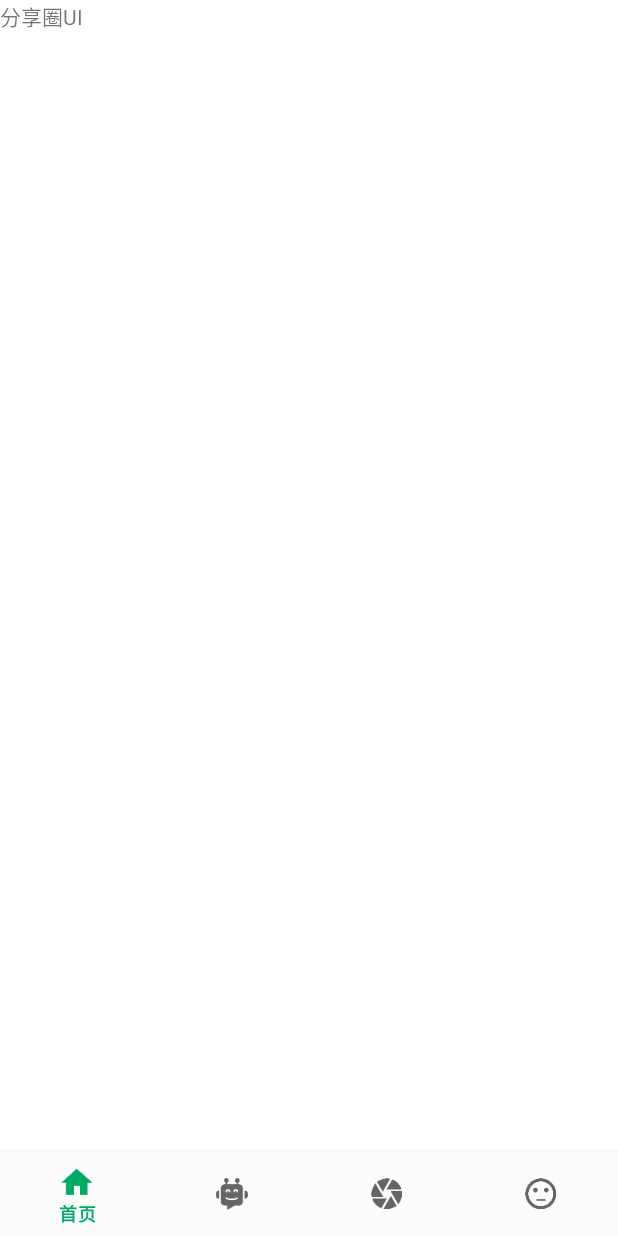
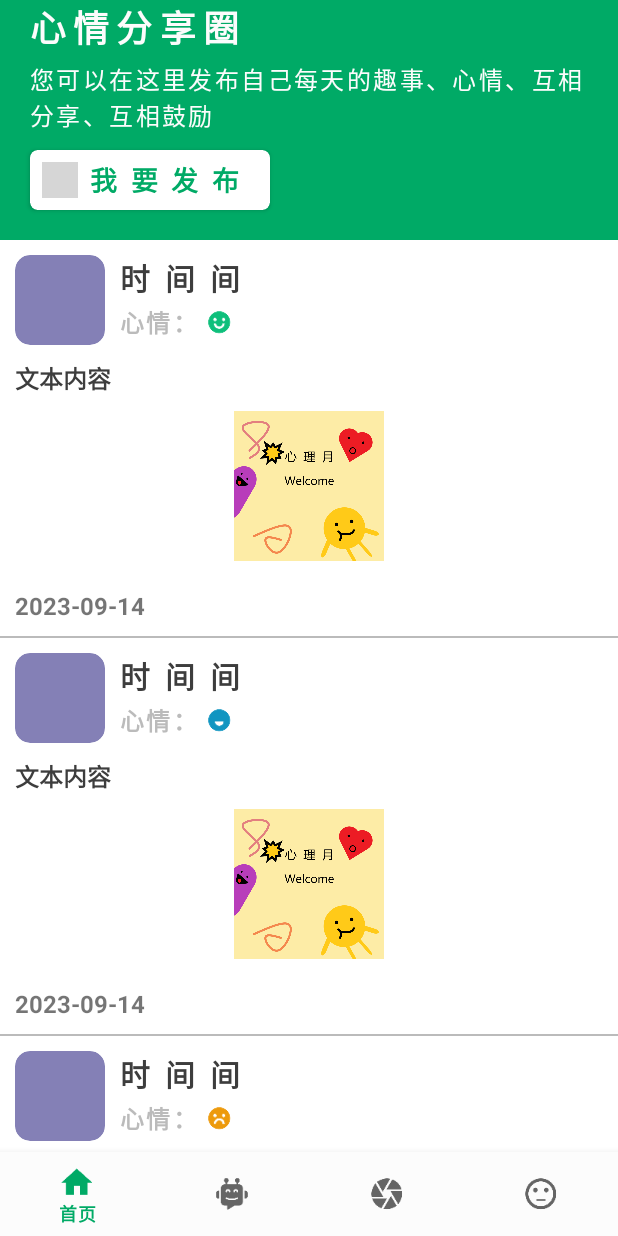
Before and after one commit to Tiriod/Mental, an Android app: the fragment ShareLoopFragment placed in its activity, on a phone screen of 412 x 824 dp. Run offline under Robolectric (Android 15) with nearby library versions, the light colour scheme and no system bars; grey boxes are pictures that could not be loaded.

Commit message:
Initial commit

```diff
--- a/app/build.gradle
+++ b/app/build.gradle
@@ -29,6 +29,7 @@ android {
 }
 
 dependencies {
+    implementation 'com.makeramen:roundedimageview:2.3.0'
     implementation 'androidx.appcompat:appcompat:1.4.1'
     implementation 'com.google.android.material:material:1.5.0'
     implementation 'androidx.constraintlayout:constraintlayout:2.1.3'
--- a/app/src/main/AndroidManifest.xml
+++ b/app/src/main/AndroidManifest.xml
@@ -16,6 +16,9 @@
         android:supportsRtl="true"
         android:theme="@style/Theme.Mental"
         tools:targetApi="31">
+        <activity
+            android:name=".ShareLoopEditActivity"
+            android:exported="false" />
         <activity
             android:name=".FunctionUI.MeditationAudioActivity"
             android:exported="false" />
--- /dev/null
+++ b/app/src/main/java/com/example/mental/Adapter/ShareLoopAdapter.java
@@ -0,0 +1,82 @@
+package com.example.mental.Adapter;
+
+import android.content.Context;
+import android.view.LayoutInflater;
+import android.view.View;
+import android.view.ViewGroup;
+import android.widget.ImageView;
+import android.widget.TextView;
+
+import androidx.annotation.NonNull;
+import androidx.cardview.widget.CardView;
+import androidx.recyclerview.widget.RecyclerView;
+
+import com.example.mental.Definition.ShareLoopItem;
+import com.example.mental.R;
+
+import java.util.List;
+
+public class ShareLoopAdapter extends RecyclerView.Adapter<ShareLoopAdapter.ShareLoopViewHolder> {
+
+    private Context context;
+    private List<ShareLoopItem> shareLoopItems;
+
+    public ShareLoopAdapter(Context context, List<ShareLoopItem> shareLoopItems) {
+        this.context = context;
+        this.shareLoopItems = shareLoopItems;
+    }
+
+    @NonNull
+    @Override
+    public ShareLoopViewHolder onCreateViewHolder(@NonNull ViewGroup parent, int viewType) {
+        View view = LayoutInflater.from(context).inflate(R.layout.item_shareloopcard, parent, false);
+        return new ShareLoopViewHolder(view);
+    }
+
+    @Override
+    public void onBindViewHolder(@NonNull ShareLoopViewHolder holder, int position) {
+        ShareLoopItem item = shareLoopItems.get(position);
+
+        // 设置用户头像
+        holder.userAvatarCardView.setCardBackgroundColor(item.getUserAvatarResId());
+
+        // 设置用户名
+        holder.usernameTextView.setText(item.getUsername());
+
+        // 设置用户心情图标
+        holder.userEmotionImageView.setImageResource(item.getUserEmotionResId());
+
+        // 设置富文本内容
+        holder.textContentTextView.setText(item.getText());
+
+        // 设置图片
+        holder.contentImageView.setImageResource(item.getImageResId());
+
+        // 设置发布时间
+        holder.releaseTimeTextView.setText(item.getReleaseTime());
+    }
+
+    @Override
+    public int getItemCount() {
+        return shareLoopItems.size();
+    }
+
+    public static class ShareLoopViewHolder extends RecyclerView.ViewHolder {
+        CardView userAvatarCardView;
+        TextView usernameTextView;
+        ImageView userEmotionImageView;
+        TextView textContentTextView;
+        ImageView contentImageView;
+        TextView releaseTimeTextView;
+
+        public ShareLoopViewHolder(@NonNull View itemView) {
+            super(itemView);
+            userAvatarCardView = itemView.findViewById(R.id.card_shareLoop_userAvatar);
+            usernameTextView = itemView.findViewById(R.id.card_shareLoop_username);
+            userEmotionImageView = itemView.findViewById(R.id.card_shareLoop_userEmotion);
+            textContentTextView = itemView.findViewById(R.id.card_shareLoop_text);
+            contentImageView = itemView.findViewById(R.id.card_shareLoop_image);
+            releaseTimeTextView = itemView.findViewById(R.id.card_shareLoop_releaseTime);
+        }
+    }
+}
--- /dev/null
+++ b/app/src/main/java/com/example/mental/Definition/ShareLoopItem.java
@@ -0,0 +1,44 @@
+package com.example.mental.Definition;
+
+public class ShareLoopItem {
+    private int userAvatarResId;
+    private String username;
+    private int userEmotionResId;
+    private String text;
+    private int imageResId;
+    private String releaseTime;
+
+    public ShareLoopItem(int userAvatarResId, String username, int userEmotionResId, String text, int imageResId, String releaseTime) {
+        this.userAvatarResId = userAvatarResId;
+        this.username = username;
+        this.userEmotionResId = userEmotionResId;
+        this.text = text;
+        this.imageResId = imageResId;
+        this.releaseTime = releaseTime;
+    }
+
+    // Getter methods for all the fields
+    public int getUserAvatarResId() {
+        return userAvatarResId;
+    }
+
+    public String getUsername() {
+        return username;
+    }
+
+    public int getUserEmotionResId() {
+        return userEmotionResId;
+    }
+
+    public String getText() {
+        return text;
+    }
+
+    public int getImageResId() {
+        return imageResId;
+    }
+
+    public String getReleaseTime() {
+        return releaseTime;
+    }
+}
--- /dev/null
+++ b/app/src/main/java/com/example/mental/FunctionUI/ShareLoopEditActivity.java
@@ -0,0 +1,28 @@
+package com.example.mental.FunctionUI;
+
+import android.os.Bundle;
+
+import androidx.appcompat.app.AppCompatActivity;
+import androidx.recyclerview.widget.LinearLayoutManager;
+import androidx.recyclerview.widget.RecyclerView;
+
+import com.example.mental.Adapter.HeaderAdapter;
+import com.example.mental.R;
+
+public class ShareLoopEditActivity extends AppCompatActivity {
+
+    @Override
+    protected void onCreate(Bundle savedInstanceState) {
+        super.onCreate(savedInstanceState);
+        setContentView(R.layout.activity_shareloopedit);
+        // 初始化头部标签
+        RecyclerView headerRecyclerView = findViewById(R.id.ShareLoopEditHeaderRecyclerView);
+        LinearLayoutManager layoutManager = new LinearLayoutManager(this, LinearLayoutManager.VERTICAL, false);
+        headerRecyclerView.setLayoutManager(layoutManager);
+        String headerText = "分享圈编辑";
+        HeaderAdapter headerAdapter = new HeaderAdapter(this, headerText);
+        headerRecyclerView.setAdapter(headerAdapter);
+        // 页面跳转功能实现
+
+    }
+}
--- a/app/src/main/java/com/example/mental/MainActivity.java
+++ b/app/src/main/java/com/example/mental/MainActivity.java
@@ -16,12 +16,10 @@ import com.example.mental.MainUI.ShareLoopFragment;
 import com.google.android.material.bottomnavigation.BottomNavigationView;
 
 public class MainActivity extends AppCompatActivity {
-
     @Override
     protected void onCreate(Bundle savedInstanceState) {
         super.onCreate(savedInstanceState);
         setContentView(R.layout.activity_main);
-
         BottomNavigationView bottomNavigationView = findViewById(R.id.bottomNavigationView);
         bottomNavigationView.setOnNavigationItemSelectedListener(new BottomNavigationView.OnNavigationItemSelectedListener() {
             @Override
--- a/app/src/main/java/com/example/mental/MainUI/ShareLoopFragment.java
+++ b/app/src/main/java/com/example/mental/MainUI/ShareLoopFragment.java
@@ -1,66 +1,51 @@
 package com.example.mental.MainUI;
 
 import android.os.Bundle;
-
-import androidx.fragment.app.Fragment;
-
 import android.view.LayoutInflater;
 import android.view.View;
 import android.view.ViewGroup;
 
+import androidx.fragment.app.Fragment;
+import androidx.recyclerview.widget.LinearLayoutManager;
+import androidx.recyclerview.widget.RecyclerView;
+
+import com.example.mental.Adapter.ShareLoopAdapter;
+import com.example.mental.Definition.ShareLoopItem;
 import com.example.mental.R;
 
-/**
- * A simple {@link Fragment} subclass.
- * Use the {@link ShareLoopFragment#newInstance} factory method to
- * create an instance of this fragment.
- */
+import java.util.ArrayList;
+import java.util.List;
+
 public class ShareLoopFragment extends Fragment {
+    private RecyclerView recyclerView;
+    private ShareLoopAdapter shareLoopAdapter;
+    private List<ShareLoopItem> shareLoopItems; // 你的数据列表
 
-    // TODO: Rename parameter arguments, choose names that match
-    // the fragment initialization parameters, e.g. ARG_ITEM_NUMBER
-    private static final String ARG_PARAM1 = "param1";
-    private static final String ARG_PARAM2 = "param2";
-
-    // TODO: Rename and change types of parameters
-    private String mParam1;
-    private String mParam2;
-
-    public ShareLoopFragment() {
-        // Required empty public constructor
-    }
-
-    /**
-     * Use this factory method to create a new instance of
-     * this fragment using the provided parameters.
-     *
-     * @param param1 Parameter 1.
-     * @param param2 Parameter 2.
-     * @return A new instance of fragment ShareLoopFragment.
-     */
-    // TODO: Rename and change types and number of parameters
-    public static ShareLoopFragment newInstance(String param1, String param2) {
-        ShareLoopFragment fragment = new ShareLoopFragment();
-        Bundle args = new Bundle();
-        args.putString(ARG_PARAM1, param1);
-        args.putString(ARG_PARAM2, param2);
-        fragment.setArguments(args);
-        return fragment;
-    }
 
     @Override
-    public void onCreate(Bundle savedInstanceState) {
-        super.onCreate(savedInstanceState);
-        if (getArguments() != null) {
-            mParam1 = getArguments().getString(ARG_PARAM1);
-            mParam2 = getArguments().getString(ARG_PARAM2);
-        }
-    }
+    public View onCreateView(LayoutInflater inflater, ViewGroup container, Bundle savedInstanceState) {
+        // 初始化布局
+        View rootView = inflater.inflate(R.layout.fragment_shareloop, container, false);
+        // 初始化 RecyclerView
+        recyclerView = rootView.findViewById(R.id.shareLoop_recycler_card);
+        // 初始化数据
+        shareLoopItems = new ArrayList<>();
+        // 添加示例 ShareLoopItem 数据到 shareLoopItems 列表
+        shareLoopItems.add(new ShareLoopItem(R.drawable.image_activity_1, "时间间", R.drawable.icon_emotion_happy, "文本内容", R.drawable.image_activity_1,"2023-09-14"));
+        shareLoopItems.add(new ShareLoopItem(R.drawable.image_activity_1, "时间间", R.drawable.icon_emotion_unknown, "文本内容", R.drawable.image_activity_1,"2023-09-14"));
+        shareLoopItems.add(new ShareLoopItem(R.drawable.image_activity_1, "时间间", R.drawable.icon_emotion_bad, "文本内容", R.drawable.image_activity_1,"2023-09-14"));
+        shareLoopItems.add(new ShareLoopItem(R.drawable.image_activity_1, "时间间", R.drawable.icon_emotion_ecstasy, "文本内容", R.drawable.image_activity_1,"2023-09-14"));
+        // 初始化适配器
+        shareLoopAdapter = new ShareLoopAdapter(getActivity(), shareLoopItems);
+        // 设置 RecyclerView 的布局管理器，你可以选择 LinearLayoutManager 或其他适当的布局管理器
+        LinearLayoutManager layoutManager = new LinearLayoutManager(getActivity());
+        recyclerView.setLayoutManager(layoutManager);
+        // 设置适配器
+        recyclerView.setAdapter(shareLoopAdapter);
 
-    @Override
-    public View onCreateView(LayoutInflater inflater, ViewGroup container,
-                             Bundle savedInstanceState) {
-        // Inflate the layout for this fragment
-        return inflater.inflate(R.layout.fragment_shareloop, container, false);
+
+
+        // 返回根视图
+        return rootView;
     }
 }
--- /dev/null
+++ b/app/src/main/res/layout/activity_shareloopedit.xml
@@ -0,0 +1,11 @@
+<?xml version="1.0" encoding="utf-8"?>
+<RelativeLayout xmlns:android="http://schemas.android.com/apk/res/android"
+    android:layout_width="match_parent"
+    android:layout_height="match_parent">
+    <!-- 添加头部标签的 RecyclerView -->
+    <androidx.recyclerview.widget.RecyclerView
+        android:id="@+id/ShareLoopEditHeaderRecyclerView"
+        android:layout_width="match_parent"
+        android:layout_height="wrap_content"
+        android:orientation="vertical"/>
+</RelativeLayout>
--- a/app/src/main/res/layout/fragment_shareloop.xml
+++ b/app/src/main/res/layout/fragment_shareloop.xml
@@ -1,14 +1,74 @@
 <?xml version="1.0" encoding="utf-8"?>
-<FrameLayout xmlns:android="http://schemas.android.com/apk/res/android"
+<LinearLayout xmlns:android="http://schemas.android.com/apk/res/android"
     xmlns:tools="http://schemas.android.com/tools"
     android:layout_width="match_parent"
     android:layout_height="match_parent"
-    tools:context=".MainUI.ShareLoopFragment">
+    xmlns:app="http://schemas.android.com/apk/res-auto"
+    tools:context=".MainUI.ShareLoopFragment"
+    android:orientation="vertical">
 
-    <!-- TODO: Update blank fragment layout -->
-    <TextView
+    <!-- 添加头部组件块，用来显示图片 -->
+    <FrameLayout
         android:layout_width="match_parent"
-        android:layout_height="match_parent"
-        android:text="分享圈UI" />
+        android:layout_height="160dp"
+        android:background="@color/light_green">
 
-</FrameLayout>
+        <TextView
+            android:id="@+id/ShareLoopTitle"
+            android:layout_width="wrap_content"
+            android:layout_height="wrap_content"
+            android:layout_marginStart="20dp"
+            android:gravity="center_vertical"
+            android:letterSpacing="0.2"
+            android:text="⼼情分享圈"
+            android:textColor="@color/white"
+            android:textSize="24sp"
+            android:textStyle="bold" />
+        <TextView
+            android:id="@+id/ShareLoopInterview"
+            android:layout_width="wrap_content"
+            android:layout_height="50dp"
+            android:layout_marginTop="40dp"
+            android:layout_marginStart="20dp"
+            android:layout_marginEnd="20dp"
+            android:gravity="center_vertical"
+            android:letterSpacing="0.1"
+            android:text="您可以在这⾥发布⾃⼰每天的趣事、⼼情、互相分享、互相⿎励"
+            android:textColor="@color/white"
+            android:textSize="16sp"
+            android:textStyle="normal" />
+
+        <androidx.cardview.widget.CardView
+            android:id="@+id/shareLoop_compile"
+            android:layout_width="160dp"
+            android:layout_height="40dp"
+            android:layout_marginStart="20dp"
+            android:layout_marginTop="100dp"
+            android:orientation="horizontal"
+            app:cardCornerRadius="5dp">
+            <ImageView
+                android:layout_width="24dp"
+                android:layout_height="24dp"
+                android:layout_margin="8dp"
+                android:src="@drawable/icon_shareloop_edit"/>
+            <TextView
+                android:id="@+id/shareLoop_compile_text"
+                android:layout_width="wrap_content"
+                android:layout_height="30dp"
+                android:layout_marginStart="40dp"
+                android:gravity="center"
+                android:letterSpacing="0.5"
+                android:text="我要发布"
+                android:layout_gravity="center_vertical"
+                android:textColor="@color/light_green"
+                android:textSize="18sp"
+                android:textStyle="bold" />
+        </androidx.cardview.widget.CardView>
+    </FrameLayout>
+    <androidx.recyclerview.widget.RecyclerView
+        android:id="@+id/shareLoop_recycler_card"
+        android:layout_width="match_parent"
+        android:layout_height="wrap_content"/>
+
+
+</LinearLayout>
--- /dev/null
+++ b/app/src/main/res/layout/item_shareloopcard.xml
@@ -0,0 +1,100 @@
+<?xml version="1.0" encoding="utf-8"?>
+<LinearLayout xmlns:android="http://schemas.android.com/apk/res/android"
+    xmlns:app="http://schemas.android.com/apk/res-auto"
+    android:layout_width="match_parent"
+    android:layout_height="wrap_content"
+    android:orientation="vertical">
+    <LinearLayout
+        android:layout_width="match_parent"
+        android:layout_height="wrap_content"
+        android:orientation="vertical">
+        <!--用户信息栏-->
+        <FrameLayout
+            android:layout_width="match_parent"
+            android:layout_height="wrap_content">
+            <androidx.cardview.widget.CardView
+                android:id="@+id/card_shareLoop_userAvatar"
+                android:layout_width="60dp"
+                android:layout_height="60dp"
+                android:layout_margin="10dp"
+                app:cardCornerRadius="10dp"
+                app:cardElevation="0dp" />
+            <FrameLayout
+                android:layout_width="wrap_content"
+                android:layout_height="60dp"
+                android:layout_marginStart="80dp"
+                android:layout_marginTop="10dp"
+                android:layout_marginBottom="10dp">
+                <TextView
+                    android:id="@+id/card_shareLoop_username"
+                    android:layout_width="wrap_content"
+                    android:layout_height="30dp"
+                    android:gravity="center"
+                    android:letterSpacing="0.5"
+                    android:text="用户昵称"
+                    android:textColor="@color/black"
+                    android:textSize="20sp"
+                    android:textStyle="bold" />
+                <LinearLayout
+                    android:layout_width="wrap_content"
+                    android:layout_height="30dp"
+                    android:layout_marginTop="30dp">
+                    <TextView
+                        android:layout_width="wrap_content"
+                        android:layout_height="30dp"
+                        android:gravity="center"
+                        android:letterSpacing="0.1"
+                        android:text="⼼情："
+                        android:textColor="@color/grey"
+                        android:textSize="16sp"
+                        android:textStyle="bold" />
+                    <ImageView
+                        android:id="@+id/card_shareLoop_userEmotion"
+                        android:layout_width="30dp"
+                        android:layout_height="30dp"
+                        android:src="@drawable/icon_emotion_happy" />
+                </LinearLayout>
+            </FrameLayout>
+        </FrameLayout>
+        <!--富文本内容栏-->
+        <LinearLayout
+            android:layout_width="match_parent"
+            android:layout_height="wrap_content"
+            android:orientation="vertical">
+            <TextView
+                android:id="@+id/card_shareLoop_text"
+                android:layout_width="match_parent"
+                android:layout_height="wrap_content"
+                android:layout_marginStart="10dp"
+                android:layout_marginEnd="10dp"
+                android:text="      用户输入内容用户输入内容用户输入内容用户输入内容用户输入内容"
+                android:textColor="@color/black"
+                android:textSize="16sp"
+                android:textStyle="bold" />
+            <ImageView
+                android:id="@+id/card_shareLoop_image"
+                android:layout_width="match_parent"
+                android:layout_height="100dp"
+                android:layout_margin="10dp" />
+        </LinearLayout>
+        <!--发布具体时间-->
+        <LinearLayout
+            android:layout_width="match_parent"
+            android:layout_height="40dp"
+            android:orientation="horizontal">
+            <TextView
+                android:id="@+id/card_shareLoop_releaseTime"
+                android:layout_width="wrap_content"
+                android:layout_height="40dp"
+                android:layout_marginStart="10dp"
+                android:gravity="center"
+                android:text="发布时间"
+                android:textSize="16sp"
+                android:textStyle="bold"/>
+        </LinearLayout>
+    </LinearLayout>
+    <FrameLayout
+        android:layout_width="match_parent"
+        android:layout_height="1dp"
+        android:background="@color/grey"/>
+</LinearLayout>
```
Also changed, not shown: app/src/main/java/com/example/mental/FunctionUI/NoteActivity.java (+4 -4 lines), app/src/main/res/drawable/image_shareloop_title.png (added).
